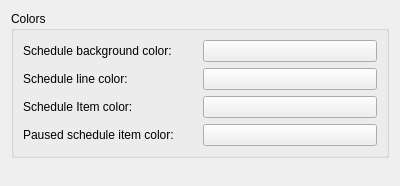
netrunner-debian-kde-extras/ktorrent, file plugins/bwscheduler/bwprefpage.ui: the form before one commit.
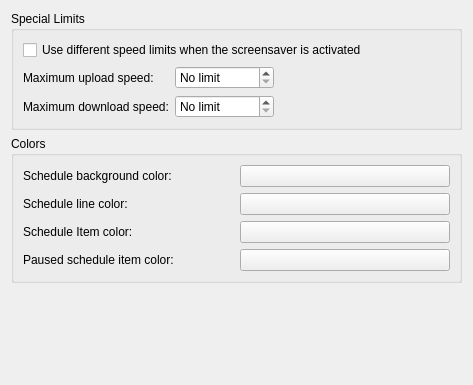
The form after the commit. Custom widgets are drawn as their Qt base class.

```diff
--- a/plugins/bwscheduler/bwprefpage.ui
+++ b/plugins/bwscheduler/bwprefpage.ui
@@ -5,11 +5,109 @@
    <rect>
     <x>0</x>
     <y>0</y>
-    <width>400</width>
-    <height>186</height>
+    <width>473</width>
+    <height>385</height>
    </rect>
   </property>
-  <layout class="QVBoxLayout" name="verticalLayout" >
+  <layout class="QVBoxLayout" name="verticalLayout_2" >
+   <item>
+    <widget class="QGroupBox" name="groupBox_2" >
+     <property name="title" >
+      <string>Special Limits</string>
+     </property>
+     <layout class="QVBoxLayout" name="verticalLayout" >
+      <item>
+       <widget class="QCheckBox" name="kcfg_screensaverLimits" >
+        <property name="toolTip" >
+         <string>Use these global limits when the screensaver is activated, instead of the ones configured in the network settings.</string>
+        </property>
+        <property name="text" >
+         <string>Use different speed limits when the screensaver is activated</string>
+        </property>
+       </widget>
+      </item>
+      <item>
+       <layout class="QHBoxLayout" name="horizontalLayout" >
+        <item>
+         <layout class="QGridLayout" name="gridLayout_2" >
+          <item row="0" column="0" >
+           <widget class="QLabel" name="label" >
+            <property name="text" >
+             <string>Maximum upload speed:</string>
+            </property>
+           </widget>
+          </item>
+          <item row="0" column="1" >
+           <widget class="QSpinBox" name="kcfg_screensaverUploadLimit" >
+            <property name="sizePolicy" >
+             <sizepolicy vsizetype="Fixed" hsizetype="Preferred" >
+              <horstretch>0</horstretch>
+              <verstretch>0</verstretch>
+             </sizepolicy>
+            </property>
+            <property name="toolTip" >
+             <string>Global upload limit when the screensaver is activated.</string>
+            </property>
+            <property name="specialValueText" >
+             <string>No limit</string>
+            </property>
+            <property name="suffix" >
+             <string> KiB/s</string>
+            </property>
+            <property name="maximum" >
+             <number>100000000</number>
+            </property>
+           </widget>
+          </item>
+          <item row="1" column="0" >
+           <widget class="QLabel" name="label_6" >
+            <property name="text" >
+             <string>Maximum download speed:</string>
+            </property>
+           </widget>
+          </item>
+          <item row="1" column="1" >
+           <widget class="QSpinBox" name="kcfg_screensaverDownloadLimit" >
+            <property name="sizePolicy" >
+             <sizepolicy vsizetype="Fixed" hsizetype="Preferred" >
+              <horstretch>0</horstretch>
+              <verstretch>0</verstretch>
+             </sizepolicy>
+            </property>
+            <property name="toolTip" >
+             <string>Global download limit when the screensaver is activated.</string>
+            </property>
+            <property name="specialValueText" >
+             <string>No limit</string>
+            </property>
+            <property name="suffix" >
+             <string> KiB/s</string>
+            </property>
+            <property name="maximum" >
+             <number>100000000</number>
+            </property>
+           </widget>
+          </item>
+         </layout>
+        </item>
+        <item>
+         <spacer name="horizontalSpacer" >
+          <property name="orientation" >
+           <enum>Qt::Horizontal</enum>
+          </property>
+          <property name="sizeHint" stdset="0" >
+           <size>
+            <width>40</width>
+            <height>20</height>
+           </size>
+          </property>
+         </spacer>
+        </item>
+       </layout>
+      </item>
+     </layout>
+    </widget>
+   </item>
    <item>
     <widget class="QGroupBox" name="groupBox" >
      <property name="title" >
```
Left out of the diff: 35 changed lines with no effect on the pictures.
